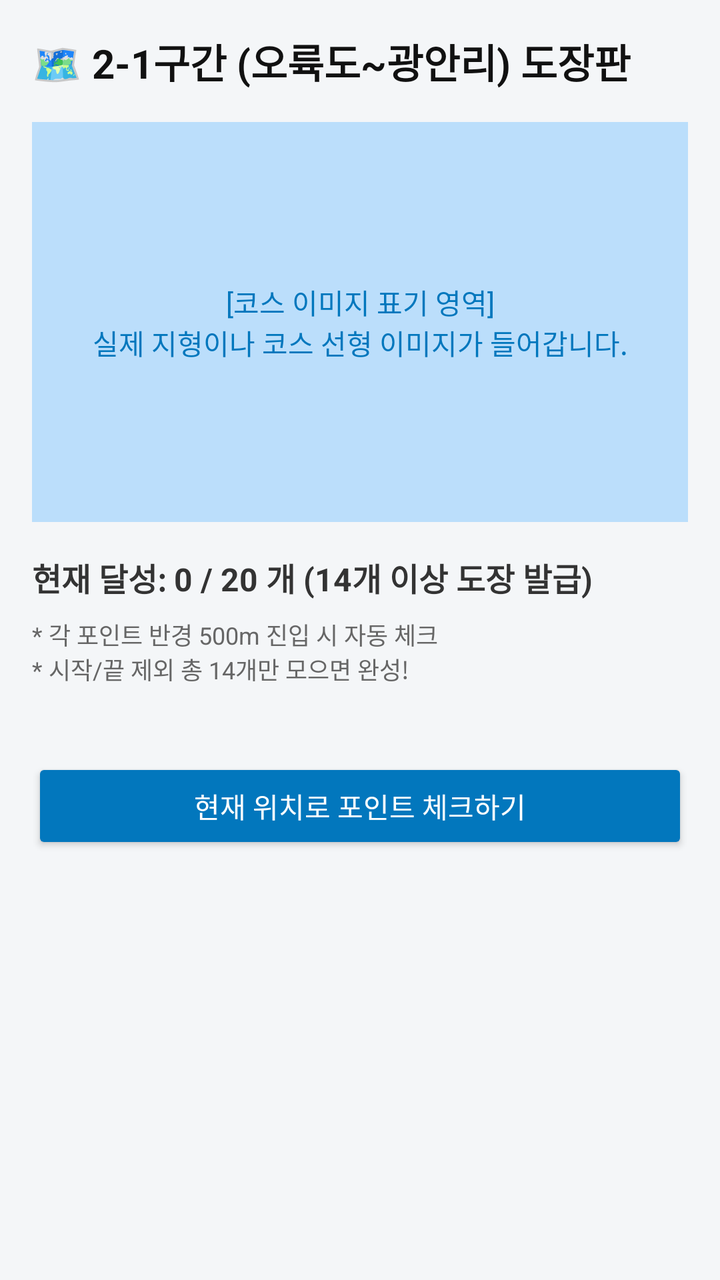
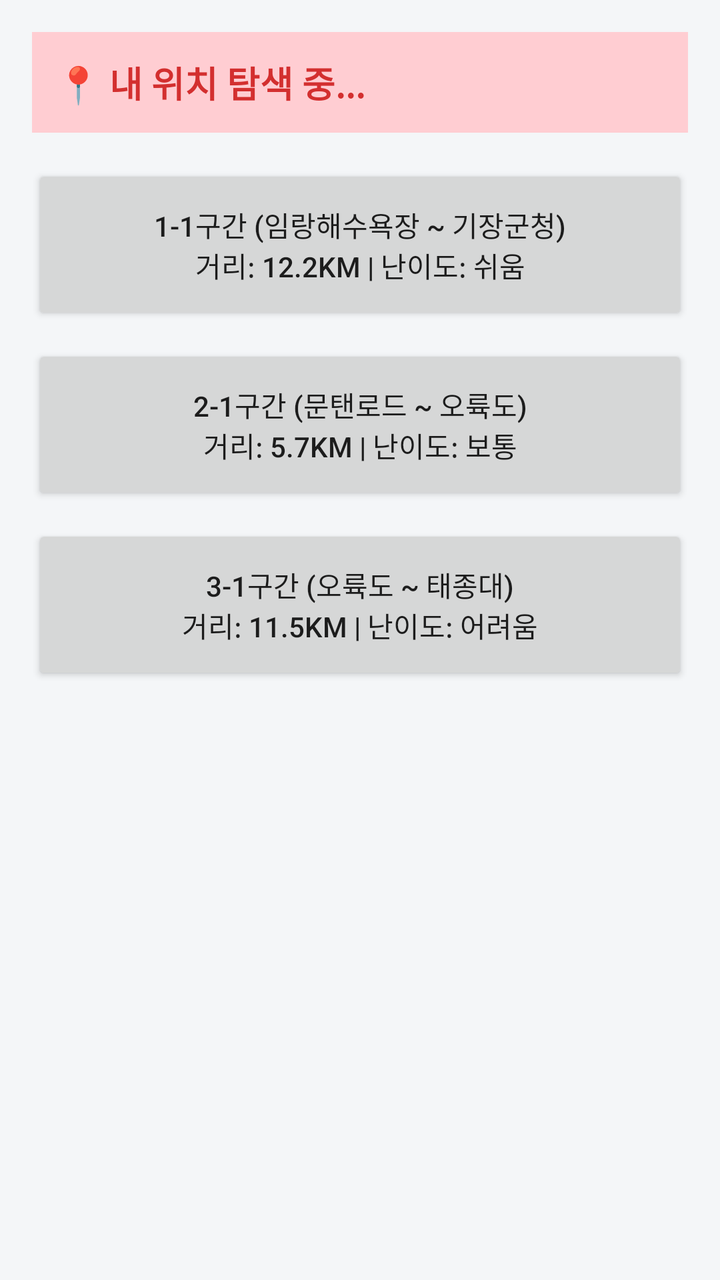

Compare the two renders of this Android layout. The source of the first and the diff that turns it into the second are given below.
<!-- AndroidManifest.xml: application theme Theme.AppCompat.Light.NoActionBar -->
<!-- res/layout/activity_stamp.xml -->
<?xml version="1.0" encoding="utf-8"?>
<LinearLayout xmlns:android="http://schemas.android.com/apk/res/android"
    android:layout_width="match_parent"
    android:layout_height="match_parent"
    android:orientation="vertical"
    android:background="#F4F6F8"
    android:padding="16dp">

    <TextView
        android:layout_width="match_parent"
        android:layout_height="wrap_content"
        android:text="🗺️ 2-1구간 (오륙도~광안리) 도장판"
        android:textSize="20sp"
        android:textStyle="bold"
        android:textColor="#111"
        android:paddingBottom="16dp"/>

    
    <TextView
        android:layout_width="match_parent"
        android:layout_height="200dp"
        android:background="#BBDEFB"
        android:text="[코스 이미지 표기 영역]\n실제 지형이나 코스 선형 이미지가 들어갑니다."
        android:gravity="center"
        android:textColor="#0277BD"
        android:layout_marginBottom="16dp"/>

    <TextView
        android:id="@+id/tvStampStatus"
        android:layout_width="match_parent"
        android:layout_height="wrap_content"
        android:text="현재 달성: 0 / 20 개 (14개 이상 도장 발급)"
        android:textSize="16sp"
        android:textColor="#333"
        android:textStyle="bold"
        android:layout_marginBottom="8dp"/>

    <TextView
        android:layout_width="match_parent"
        android:layout_height="wrap_content"
        android:text="* 각 포인트 반경 500m 진입 시 자동 체크\n* 시작/끝 제외 총 14개만 모으면 완성!"
        android:textSize="12sp"
        android:textColor="#666"
        android:layout_marginBottom="16dp"/>

    
    <GridView
        android:id="@+id/gridCheckpoints"
        android:layout_width="match_parent"
        android:layout_height="wrap_content"
        android:numColumns="4"
        android:verticalSpacing="10dp"
        android:horizontalSpacing="10dp"/>

    <Button
        android:id="@+id/btnCheckLocation"
        android:layout_width="match_parent"
        android:layout_height="wrap_content"
        android:text="현재 위치로 포인트 체크하기"
        android:backgroundTint="#0277BD"
        android:textColor="#FFF"
        android:layout_marginTop="20dp"/>

</LinearLayout>
<!-- resources referenced by this layout -->
<resources>

</resources>

<!-- the commit's change to res/layout/activity_stamp.xml (unified diff, before → after) -->
@@ -7,58 +7,34 @@
     android:padding="16dp">
 
     <TextView
+        android:id="@+id/tvNearestCourse"
         android:layout_width="match_parent"
         android:layout_height="wrap_content"
-        android:text="🗺️ 2-1구간 (오륙도~광안리) 도장판"
-        android:textSize="20sp"
+        android:text="📍 내 위치 탐색 중..."
+        android:textSize="18sp"
         android:textStyle="bold"
-        android:textColor="#111"
-        android:paddingBottom="16dp"/>
-
-    
-    <TextView
-        android:layout_width="match_parent"
-        android:layout_height="200dp"
-        android:background="#BBDEFB"
-        android:text="[코스 이미지 표기 영역]\n실제 지형이나 코스 선형 이미지가 들어갑니다."
-        android:gravity="center"
-        android:textColor="#0277BD"
+        android:textColor="#D32F2F"
+        android:background="#FFCDD2"
+        android:padding="12dp"
         android:layout_marginBottom="16dp"/>
 
-    <TextView
-        android:id="@+id/tvStampStatus"
+    <Button
+        android:id="@+id/btnCourse1"
         android:layout_width="match_parent"
-        android:layout_height="wrap_content"
-        android:text="현재 달성: 0 / 20 개 (14개 이상 도장 발급)"
-        android:textSize="16sp"
-        android:textColor="#333"
-        android:textStyle="bold"
-        android:layout_marginBottom="8dp"/>
-
-    <TextView
-        android:layout_width="match_parent"
-        android:layout_height="wrap_content"
-        android:text="* 각 포인트 반경 500m 진입 시 자동 체크\n* 시작/끝 제외 총 14개만 모으면 완성!"
-        android:textSize="12sp"
-        android:textColor="#666"
-        android:layout_marginBottom="16dp"/>
-
-    
-    <GridView
-        android:id="@+id/gridCheckpoints"
-        android:layout_width="match_parent"
-        android:layout_height="wrap_content"
-        android:numColumns="4"
-        android:verticalSpacing="10dp"
-        android:horizontalSpacing="10dp"/>
+        android:layout_height="80dp"
+        android:text="1-1구간 (임랑해수욕장 ~ 기장군청)\n거리: 12.2km | 난이도: 쉬움"
+        android:layout_marginBottom="10dp"/>
 
     <Button
-        android:id="@+id/btnCheckLocation"
+        android:id="@+id/btnCourse2"
         android:layout_width="match_parent"
-        android:layout_height="wrap_content"
-        android:text="현재 위치로 포인트 체크하기"
-        android:backgroundTint="#0277BD"
-        android:textColor="#FFF"
-        android:layout_marginTop="20dp"/>
+        android:layout_height="80dp"
+        android:text="2-1구간 (문탠로드 ~ 오륙도)\n거리: 5.7km | 난이도: 보통"
+        android:layout_marginBottom="10dp"/>
 
+    <Button
+        android:id="@+id/btnCourse3"
+        android:layout_width="match_parent"
+        android:layout_height="80dp"
+        android:text="3-1구간 (오륙도 ~ 태종대)\n거리: 11.5km | 난이도: 어려움" />
 </LinearLayout>
